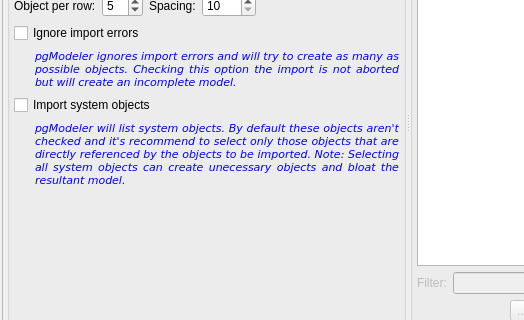
The window that libpgmodeler_ui/ui/databaseimportform.ui (pgmodeler/pgmodeler) describes before a commit, drawn with Qt 5; both pictures show x 0 to 524 and y 150 to 470 of the 731 by 600 pixel window.
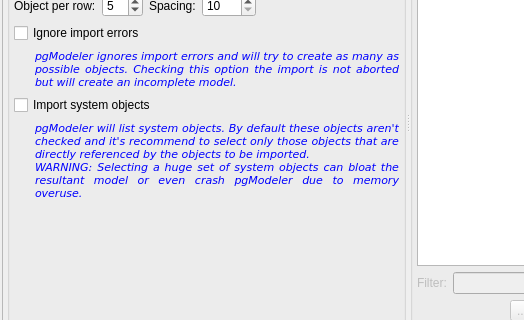
The same window after the commit. Icons and pictures are not drawn.

Commit message:
Major changes on BaseObject on how to set and get object names. Names no can contain '.' and '@' to enable collation objects naming compatibility.
Minor change on DatabaseModel::getObject(). Formatted names has quote
removed. This is done to make reverse engineering less complicated in
relation to imported objects names checking.

DatabaseImportHelper and DatabaseImportForm implementation checkpoint.
Added method to create collations

Patch:
```diff
--- a/libpgmodeler_ui/ui/databaseimportform.ui
+++ b/libpgmodeler_ui/ui/databaseimportform.ui
@@ -622,7 +622,8 @@
                   </font>
                  </property>
                  <property name="text">
-                  <string>pgModeler will list system objects. By default these objects aren't checked and it's recommend to select only those objects that are directly referenced by the objects to be imported. Note: Selecting all system objects can create unecessary objects and bloat the resultant model.</string>
+                  <string>pgModeler will list system objects. By default these objects aren't checked and it's recommend to select only those objects that are directly referenced by the objects to be imported.
+WARNING: Selecting a huge set of system objects can bloat the resultant model or even crash pgModeler due to memory overuse.</string>
                  </property>
                  <property name="textFormat">
                   <enum>Qt::PlainText</enum>
```
The commit also changes 6 other files.
